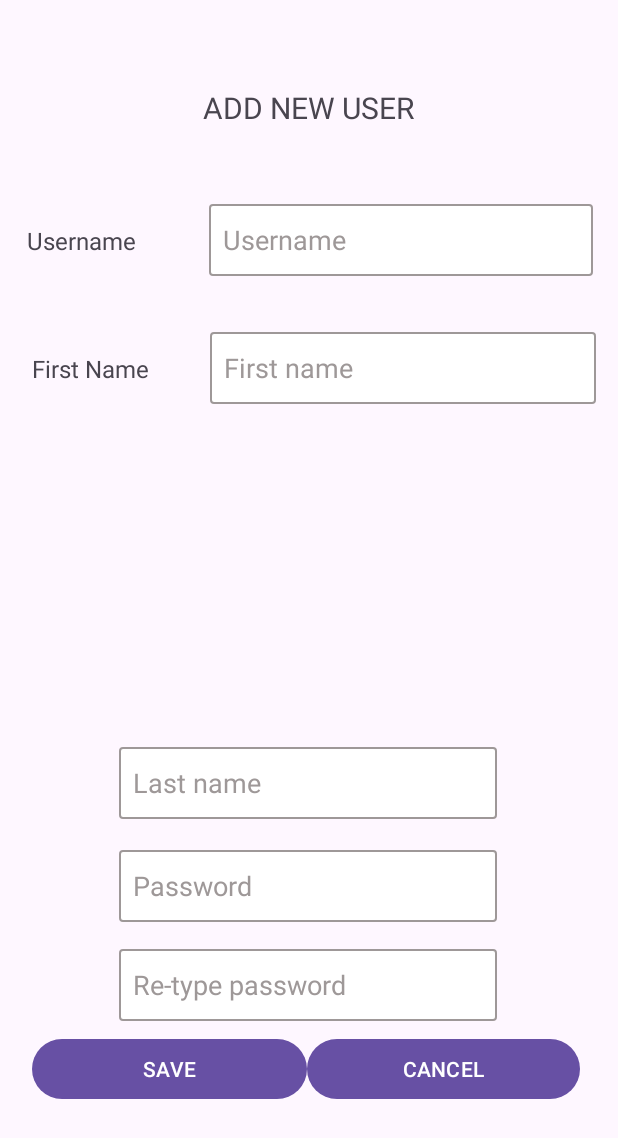
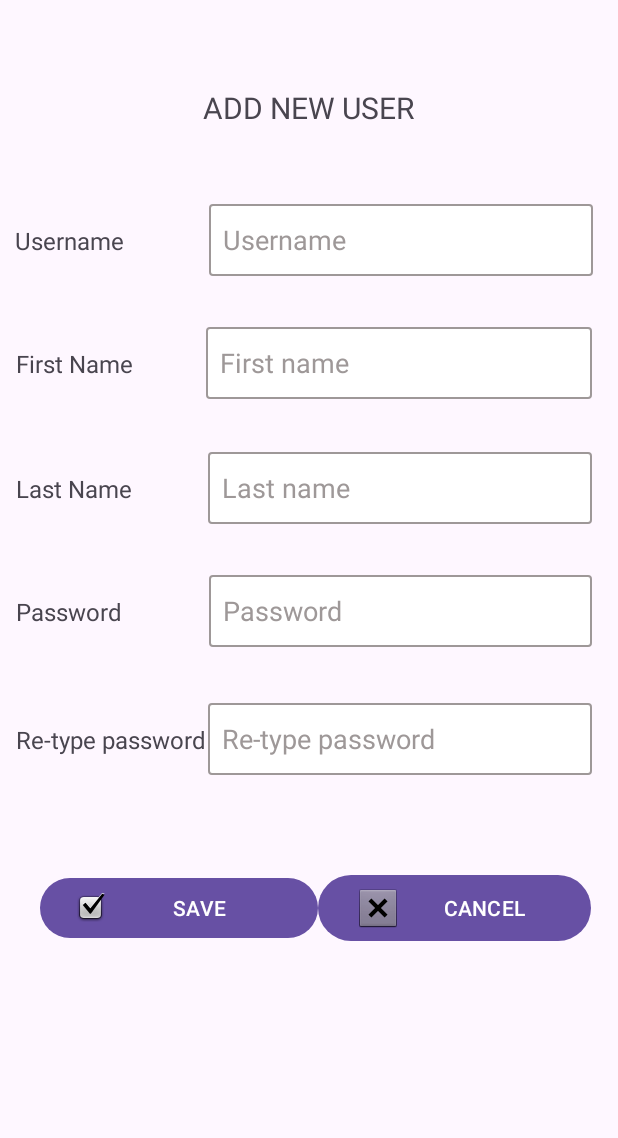
Before and after one commit to Jill-345/UserOperation, an Android app: the UserRegistration screen opened directly, with no data from a screen before it, on a phone screen of 412 x 824 dp. Shown: the top 1138 px of the screen. Run offline under Robolectric (Android 15) with nearby library versions, the phone set to English and light mode, and no system bars.

Commit message:
finished UR

```diff
--- a/app/src/main/res/layout/activity_user_registration.xml
+++ b/app/src/main/res/layout/activity_user_registration.xml
@@ -7,53 +7,95 @@
     android:layout_height="match_parent"
     tools:context=".UserRegistration">
 
-    <EditText
-        android:id="@+id/editTextText5"
-        android:layout_width="252dp"
-        android:layout_height="48dp"
-        android:background="@drawable/edittext_border"
-        android:ems="10"
-        android:hint="  Last name"
-        android:inputType="text"
-        android:textColorHint="#9E9898"
+    <LinearLayout
+        android:layout_width="384dp"
+        android:layout_height="56dp"
+        android:orientation="horizontal"
         app:layout_constraintBottom_toBottomOf="parent"
         app:layout_constraintEnd_toEndOf="parent"
-        app:layout_constraintHorizontal_bias="0.496"
+        app:layout_constraintHorizontal_bias="0.37"
         app:layout_constraintStart_toStartOf="parent"
         app:layout_constraintTop_toTopOf="parent"
-        app:layout_constraintVertical_bias="0.642" />
+        app:layout_constraintVertical_bias="0.61">
 
-    <EditText
-        android:id="@+id/editTextText6"
-        android:layout_width="252dp"
-        android:layout_height="48dp"
-        android:background="@drawable/edittext_border"
-        android:ems="10"
-        android:hint="  Password"
-        android:inputType="text"
-        android:textColorHint="#9E9898"
+        <TextView
+            android:id="@+id/textView6"
+            android:layout_width="wrap_content"
+            android:layout_height="wrap_content"
+            android:layout_weight="1"
+            android:text="Re-type password"
+            android:textSize="16sp" />
+
+        <EditText
+            android:id="@+id/editTextText7"
+            android:layout_width="256dp"
+            android:layout_height="48dp"
+            android:background="@drawable/edittext_border"
+            android:ems="10"
+            android:hint="  Re-type password"
+            android:inputType="text"
+            android:textColorHint="#9E9898" />
+    </LinearLayout>
+
+    <LinearLayout
+        android:layout_width="384dp"
+        android:layout_height="56dp"
+        android:orientation="horizontal"
         app:layout_constraintBottom_toBottomOf="parent"
         app:layout_constraintEnd_toEndOf="parent"
-        app:layout_constraintHorizontal_bias="0.496"
+        app:layout_constraintHorizontal_bias="0.37"
         app:layout_constraintStart_toStartOf="parent"
         app:layout_constraintTop_toTopOf="parent"
-        app:layout_constraintVertical_bias="0.73" />
+        app:layout_constraintVertical_bias="0.499">
 
-    <EditText
-        android:id="@+id/editTextText7"
-        android:layout_width="252dp"
-        android:layout_height="48dp"
-        android:background="@drawable/edittext_border"
-        android:ems="10"
-        android:hint="  Re-type password"
-        android:inputType="text"
-        android:textColorHint="#9E9898"
+        <TextView
+            android:id="@+id/textView5"
+            android:layout_width="wrap_content"
+            android:layout_height="wrap_content"
+            android:layout_weight="1"
+            android:text="Password"
+            android:textSize="16sp" />
+
+        <EditText
+            android:id="@+id/editTextText6"
+            android:layout_width="255dp"
+            android:layout_height="48dp"
+            android:background="@drawable/edittext_border"
+            android:ems="10"
+            android:hint="  Password"
+            android:inputType="text"
+            android:textColorHint="#9E9898" />
+    </LinearLayout>
+
+    <LinearLayout
+        android:layout_width="384dp"
+        android:layout_height="56dp"
+        android:orientation="horizontal"
         app:layout_constraintBottom_toBottomOf="parent"
         app:layout_constraintEnd_toEndOf="parent"
-        app:layout_constraintHorizontal_bias="0.496"
+        app:layout_constraintHorizontal_bias="0.37"
         app:layout_constraintStart_toStartOf="parent"
         app:layout_constraintTop_toTopOf="parent"
-        app:layout_constraintVertical_bias="0.815" />
+        app:layout_constraintVertical_bias="0.392">
+
+        <TextView
+            android:id="@+id/textView4"
+            android:layout_width="wrap_content"
+            android:layout_height="wrap_content"
+            android:layout_weight="1"
+            android:text="Last Name"
+            android:textSize="16sp" />
+
+        <EditText
+            android:id="@+id/editTextText5"
+            android:layout_width="256dp"
+            android:layout_height="48dp"
+            android:background="@drawable/edittext_border"
+            android:ems="10"
+            android:hint="  Last name"
+            android:inputType="text"
+            android:textColorHint="#9E9898" />
+    </LinearLayout>
 
     <LinearLayout
         android:id="@+id/linearLayout"
@@ -62,21 +104,23 @@
         android:orientation="horizontal"
         app:layout_constraintBottom_toBottomOf="parent"
         app:layout_constraintEnd_toEndOf="parent"
-        app:layout_constraintHorizontal_bias="0.488"
+        app:layout_constraintHorizontal_bias="0.604"
         app:layout_constraintStart_toStartOf="parent"
         app:layout_constraintTop_toTopOf="parent"
-        app:layout_constraintVertical_bias="0.904">
+        app:layout_constraintVertical_bias="0.76">
 
         <Button
             android:id="@+id/button4"
-            android:layout_width="183dp"
+            android:layout_width="185dp"
             android:layout_height="wrap_content"
+            android:drawableLeft="@android:drawable/checkbox_on_background"
             android:text="SAVE" />
 
         <Button
             android:id="@+id/button5"
             android:layout_width="182dp"
             android:layout_height="wrap_content"
+            android:drawableLeft="@android:drawable/btn_dialog"
             android:text="CANCEL" />
     </LinearLayout>
 
@@ -109,7 +153,7 @@
             android:layout_width="wrap_content"
             android:layout_height="wrap_content"
             android:layout_weight="1"
-            android:text="  Username"
+            android:text="Username"
             android:textSize="16sp" />
 
         <EditText
@@ -129,17 +173,17 @@
         android:orientation="horizontal"
         app:layout_constraintBottom_toBottomOf="parent"
         app:layout_constraintEnd_toEndOf="parent"
-        app:layout_constraintHorizontal_bias="0.466"
+        app:layout_constraintHorizontal_bias="0.37"
         app:layout_constraintStart_toStartOf="parent"
         app:layout_constraintTop_toTopOf="parent"
-        app:layout_constraintVertical_bias="0.288">
+        app:layout_constraintVertical_bias="0.284">
 
         <TextView
             android:id="@+id/textView3"
             android:layout_width="wrap_content"
             android:layout_height="wrap_content"
             android:layout_weight="1"
-            android:text="  First Name"
+            android:text="First Name"
             android:textSize="16sp" />
 
         <EditText
```
Also changed, not shown: app/src/main/res/drawable/check_icon.jpg (added).
